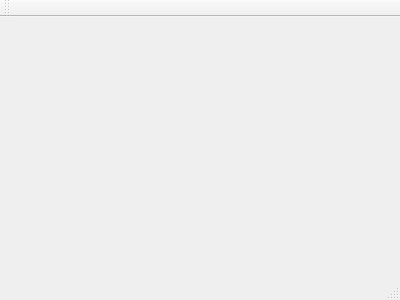
This is application/GUI/SC2KGUI/mainwindow.ui in leodido99/srdb_manager as Qt 5 draws it before an edit. The edited form follows.
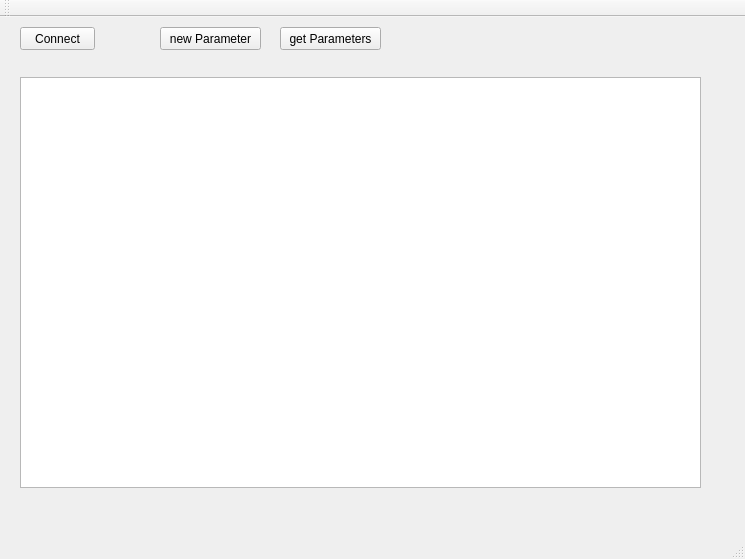
This is the edited form.

```diff
--- a/application/GUI/SC2KGUI/mainwindow.ui
+++ b/application/GUI/SC2KGUI/mainwindow.ui
@@ -1,24 +1,89 @@
 <ui version="4.0">
  <class>MainWindow</class>
- <widget class="QMainWindow" name="MainWindow" >
-  <property name="geometry" >
+ <widget class="QMainWindow" name="MainWindow">
+  <property name="geometry">
    <rect>
     <x>0</x>
     <y>0</y>
-    <width>400</width>
-    <height>300</height>
+    <width>745</width>
+    <height>559</height>
    </rect>
   </property>
   <property name="windowTitle" >
    <string>MainWindow</string>
   </property>
-  <widget class="QMenuBar" name="menuBar" />
-  <widget class="QToolBar" name="mainToolBar" />
-  <widget class="QWidget" name="centralWidget" />
-  <widget class="QStatusBar" name="statusBar" />
+  <widget class="QWidget" name="centralWidget">
+   <widget class="QPushButton" name="connectDB">
+    <property name="geometry">
+     <rect>
+      <x>20</x>
+      <y>10</y>
+      <width>75</width>
+      <height>23</height>
+     </rect>
+    </property>
+    <property name="text">
+     <string>Connect</string>
+    </property>
+   </widget>
+   <widget class="QPushButton" name="newparam">
+    <property name="geometry">
+     <rect>
+      <x>160</x>
+      <y>10</y>
+      <width>101</width>
+      <height>23</height>
+     </rect>
+    </property>
+    <property name="text">
+     <string>new Parameter</string>
+    </property>
+   </widget>
+   <widget class="QPushButton" name="getparam">
+    <property name="geometry">
+     <rect>
+      <x>280</x>
+      <y>10</y>
+      <width>101</width>
+      <height>23</height>
+     </rect>
+    </property>
+    <property name="text">
+     <string>get Parameters</string>
+    </property>
+   </widget>
+   <widget class="QTableView" name="tblPCF">
+    <property name="geometry">
+     <rect>
+      <x>20</x>
+      <y>60</y>
+      <width>681</width>
+      <height>411</height>
+     </rect>
+    </property>
+   </widget>
+  </widget>
+  <widget class="QMenuBar" name="menuBar">
+   <property name="geometry">
+    <rect>
+     <x>0</x>
+     <y>0</y>
+     <width>745</width>
+     <height>21</height>
+    </rect>
+   </property>
+  </widget>
+  <widget class="QToolBar" name="mainToolBar">
+   <attribute name="toolBarArea">
+    <enum>TopToolBarArea</enum>
+   </attribute>
+   <attribute name="toolBarBreak">
+    <bool>false</bool>
+   </attribute>
+  </widget>
+  <widget class="QStatusBar" name="statusBar"/>
  </widget>
- <layoutDefault spacing="6" margin="11" />
- <pixmapfunction></pixmapfunction>
+ <layoutdefault spacing="6" margin="11"/>
  <resources/>
  <connections/>
 </ui>
```
Left out of the diff: 3 changed lines with no effect on the pictures.
